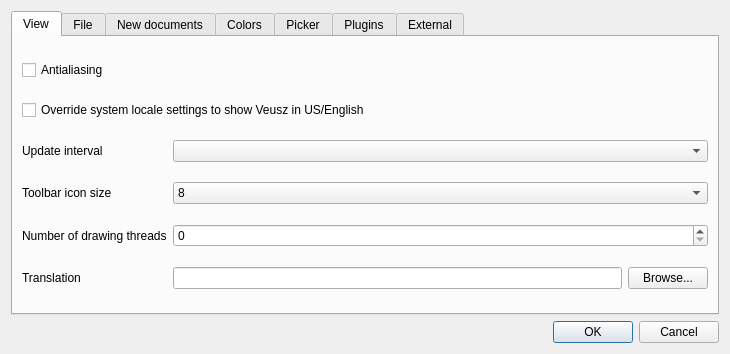
Qt form ui/preferences.ui (veusz/veusz) before a commit.
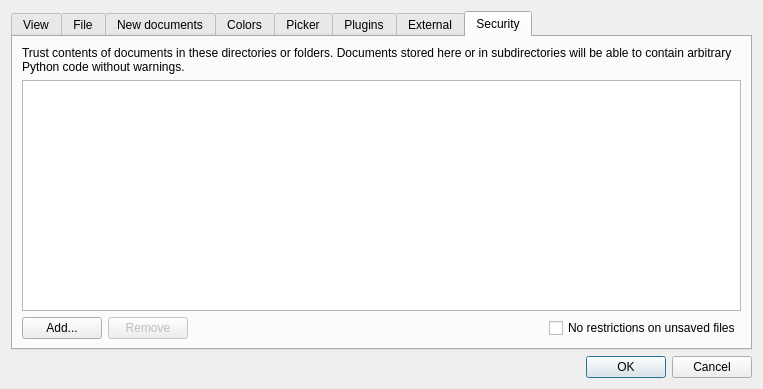
The same form after that commit. The open tabs and pages were chosen to show the change.

Commit message: Allow user to choose directories which are "secure"

The edit to the form file:
```diff
--- a/ui/preferences.ui
+++ b/ui/preferences.ui
@@ -6,8 +6,8 @@
    <rect>
     <x>0</x>
     <y>0</y>
-    <width>730</width>
-    <height>354</height>
+    <width>763</width>
+    <height>389</height>
    </rect>
   </property>
   <property name="windowTitle">
@@ -510,6 +510,67 @@
        </item>
       </layout>
      </widget>
+     <widget class="QWidget" name="tab_3">
+      <attribute name="title">
+       <string>Security</string>
+      </attribute>
+      <layout class="QVBoxLayout" name="verticalLayout_6">
+       <item>
+        <widget class="QLabel" name="label_13">
+         <property name="text">
+          <string>Trust contents of documents in these directories or folders. Documents stored here or in subdirectories will be able to contain arbitrary Python code without warnings.</string>
+         </property>
+         <property name="wordWrap">
+          <bool>true</bool>
+         </property>
+        </widget>
+       </item>
+       <item>
+        <widget class="QListWidget" name="securityDirList"/>
+       </item>
+       <item>
+        <layout class="QHBoxLayout" name="horizontalLayout_2">
+         <item>
+          <widget class="QPushButton" name="securityDirAdd">
+           <property name="text">
+            <string>Add...</string>
+           </property>
+          </widget>
+         </item>
+         <item>
+          <widget class="QPushButton" name="securityDirRemove">
+           <property name="enabled">
+            <bool>false</bool>
+           </property>
+           <property name="text">
+            <string>Remove</string>
+           </property>
+          </widget>
+         </item>
+         <item>
+          <spacer name="horizontalSpacer_2">
+           <property name="orientation">
+            <enum>Qt::Horizontal</enum>
+           </property>
+           <property name="sizeHint" stdset="0">
+            <size>
+             <width>40</width>
+             <height>20</height>
+            </size>
+           </property>
+          </spacer>
+         </item>
+         <item>
+          <widget class="QCheckBox" name="securityTrustUnsaved">
+           <property name="text">
+            <string>No restrictions on unsaved files</string>
+           </property>
+          </widget>
+         </item>
+        </layout>
+       </item>
+      </layout>
+     </widget>
     </widget>
    </item>
    <item>
```
The commit also changes 3 other files.
